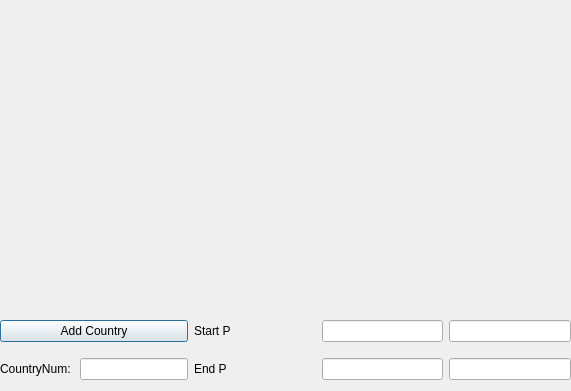
Qt form map.ui (NikitaTishkov/CoinsQuizGui) before a commit.
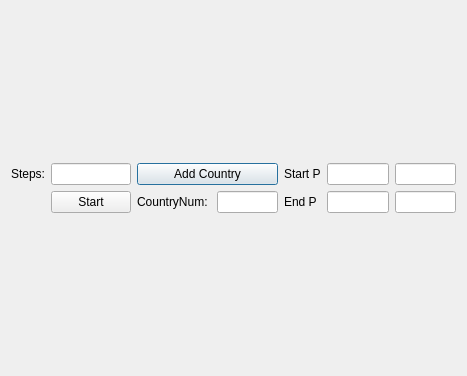
The same form after that commit.

```diff
--- a/map.ui
+++ b/map.ui
@@ -6,48 +6,80 @@
    <rect>
     <x>0</x>
     <y>0</y>
-    <width>571</width>
-    <height>391</height>
+    <width>467</width>
+    <height>376</height>
    </rect>
   </property>
   <property name="windowTitle">
    <string>Dialog</string>
   </property>
-  <widget class="QWidget" name="gridLayoutWidget">
-   <property name="geometry">
-    <rect>
-     <x>0</x>
-     <y>0</y>
-     <width>571</width>
-     <height>301</height>
-    </rect>
-   </property>
+  <layout class="QVBoxLayout" name="verticalLayout">
+   <item>
    <layout class="QGridLayout" name="MainMapLayout">
     <property name="sizeConstraint">
      <enum>QLayout::SetDefaultConstraint</enum>
     </property>
    </layout>
-  </widget>
-  <widget class="QWidget" name="horizontalLayoutWidget">
-   <property name="geometry">
-    <rect>
-     <x>0</x>
-     <y>310</y>
-     <width>571</width>
-     <height>81</height>
-    </rect>
-   </property>
+   </item>
+   <item>
    <layout class="QHBoxLayout" name="ControllsLayout">
     <item>
      <layout class="QGridLayout" name="CoordsLayout">
-      <item row="1" column="2">
+       <item row="1" column="6">
+        <widget class="QLineEdit" name="inputEndY">
+         <property name="sizePolicy">
+          <sizepolicy hsizetype="Preferred" vsizetype="Fixed">
+           <horstretch>0</horstretch>
+           <verstretch>0</verstretch>
+          </sizepolicy>
+         </property>
+        </widget>
+       </item>
+       <item row="1" column="5">
+        <widget class="QLineEdit" name="inputEndX">
+         <property name="sizePolicy">
+          <sizepolicy hsizetype="Preferred" vsizetype="Fixed">
+           <horstretch>0</horstretch>
+           <verstretch>0</verstretch>
+          </sizepolicy>
+         </property>
+        </widget>
+       </item>
+       <item row="0" column="6">
+        <widget class="QLineEdit" name="inputStartY">
+         <property name="sizePolicy">
+          <sizepolicy hsizetype="Preferred" vsizetype="Fixed">
+           <horstretch>0</horstretch>
+           <verstretch>0</verstretch>
+          </sizepolicy>
+         </property>
+        </widget>
+       </item>
+       <item row="1" column="4">
        <widget class="QLabel" name="TextEndP">
         <property name="text">
          <string>End P</string>
         </property>
        </widget>
       </item>
-      <item row="1" column="0">
+       <item row="0" column="4">
+        <widget class="QLabel" name="TextStartP">
+         <property name="text">
+          <string>Start P</string>
+         </property>
+        </widget>
+       </item>
+       <item row="0" column="5">
+        <widget class="QLineEdit" name="inputStartX">
+         <property name="sizePolicy">
+          <sizepolicy hsizetype="Preferred" vsizetype="Fixed">
+           <horstretch>0</horstretch>
+           <verstretch>0</verstretch>
+          </sizepolicy>
+         </property>
+        </widget>
+       </item>
+       <item row="1" column="2">
        <layout class="QGridLayout" name="gridLayout">
         <item row="0" column="0">
          <widget class="QLabel" name="CountryNumText">
@@ -71,54 +103,10 @@
         </item>
        </layout>
       </item>
-      <item row="0" column="4">
-       <widget class="QLineEdit" name="inputStartY">
-        <property name="sizePolicy">
-         <sizepolicy hsizetype="Preferred" vsizetype="Fixed">
-          <horstretch>0</horstretch>
-          <verstretch>0</verstretch>
-         </sizepolicy>
-        </property>
-       </widget>
-      </item>
-      <item row="1" column="4">
-       <widget class="QLineEdit" name="inputEndY">
-        <property name="sizePolicy">
-         <sizepolicy hsizetype="Preferred" vsizetype="Fixed">
-          <horstretch>0</horstretch>
-          <verstretch>0</verstretch>
-         </sizepolicy>
-        </property>
-       </widget>
+       <item row="0" column="1">
+        <widget class="QLineEdit" name="inputStep"/>
       </item>
       <item row="0" column="2">
-       <widget class="QLabel" name="TextStartP">
-        <property name="text">
-         <string>Start P</string>
-        </property>
-       </widget>
-      </item>
-      <item row="1" column="3">
-       <widget class="QLineEdit" name="inputEndX">
-        <property name="sizePolicy">
-         <sizepolicy hsizetype="Preferred" vsizetype="Fixed">
-          <horstretch>0</horstretch>
-          <verstretch>0</verstretch>
-         </sizepolicy>
-        </property>
-       </widget>
-      </item>
-      <item row="0" column="3">
-       <widget class="QLineEdit" name="inputStartX">
-        <property name="sizePolicy">
-         <sizepolicy hsizetype="Preferred" vsizetype="Fixed">
-          <horstretch>0</horstretch>
-          <verstretch>0</verstretch>
-         </sizepolicy>
-        </property>
-       </widget>
-      </item>
-      <item row="0" column="0">
        <widget class="QPushButton" name="AddCountryButton">
         <property name="sizePolicy">
          <sizepolicy hsizetype="Preferred" vsizetype="Fixed">
@@ -131,10 +119,25 @@
         </property>
        </widget>
       </item>
+       <item row="0" column="0">
+        <widget class="QLabel" name="StepText">
+         <property name="text">
+          <string>Steps:</string>
+         </property>
+        </widget>
+       </item>
+       <item row="1" column="1">
+        <widget class="QPushButton" name="StepButton">
+         <property name="text">
+          <string>Start</string>
+         </property>
+        </widget>
+       </item>
      </layout>
     </item>
    </layout>
-  </widget>
+   </item>
+  </layout>
  </widget>
  <resources/>
  <connections/>
```
Lines whose indentation alone changed are shown as unchanged.
